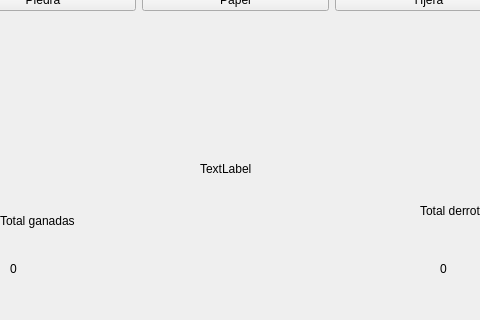
Before: the Qt Designer form rock_paper_scisors/view/main_screen.ui in ToniMarGar/Mini-Games, drawn with Qt 5; both pictures show x 150 to 630 and y 280 to 600 of the 791 by 600 pixel window.
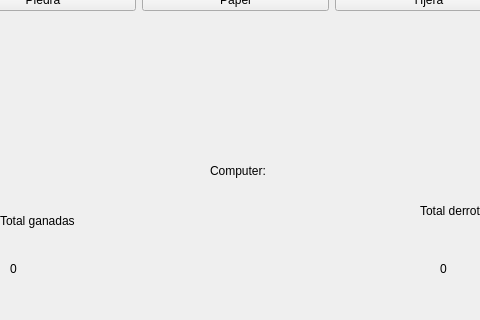
After: the same form once the commit is applied.

Patch:
```diff
--- a/rock_paper_scisors/view/main_screen.ui
+++ b/rock_paper_scisors/view/main_screen.ui
@@ -180,14 +180,27 @@
    <widget class="QLabel" name="feedback_label">
     <property name="geometry">
      <rect>
-      <x>350</x>
-      <y>440</y>
+      <x>360</x>
+      <y>470</y>
       <width>66</width>
       <height>17</height>
      </rect>
     </property>
     <property name="text">
-     <string>TextLabel</string>
+     <string> </string>
+    </property>
+   </widget>
+   <widget class="QLabel" name="label_6">
+    <property name="geometry">
+     <rect>
+      <x>360</x>
+      <y>430</y>
+      <width>71</width>
+      <height>41</height>
+     </rect>
+    </property>
+    <property name="text">
+     <string>Computer:</string>
     </property>
    </widget>
   </widget>
```
